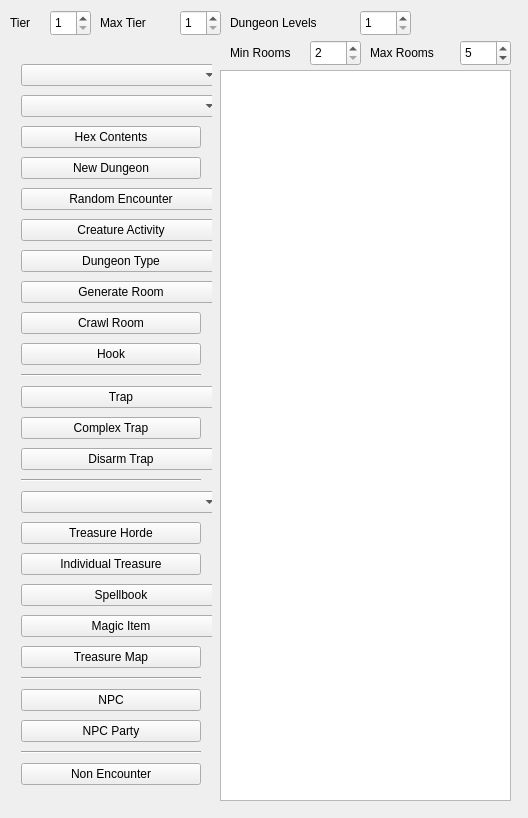
Qt form mainwindow.ui (erickveil/UndermountainRooms) before a commit.
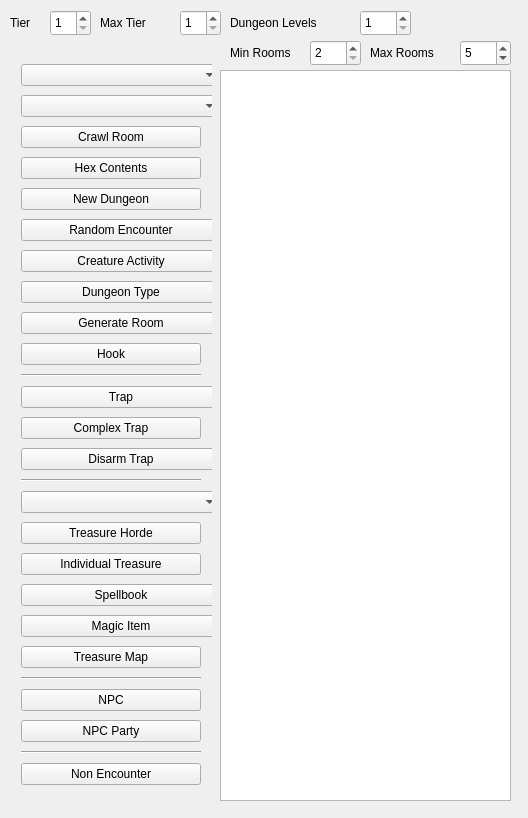
The same form after that commit. Icons and pictures are not drawn.

The edit to the form file:
```diff
--- a/mainwindow.ui
+++ b/mainwindow.ui
@@ -61,6 +61,13 @@
        </property>
       </widget>
      </item>
+     <item>
+      <widget class="QPushButton" name="pbCrawlRoom">
+       <property name="text">
+        <string>Crawl Room</string>
+       </property>
+      </widget>
+     </item>
      <item>
       <widget class="QPushButton" name="keyHex">
        <property name="text">
@@ -133,13 +140,6 @@
        </property>
       </widget>
      </item>
-     <item>
-      <widget class="QPushButton" name="pbCrawlRoom">
-       <property name="text">
-        <string>Crawl Room</string>
-       </property>
-      </widget>
-     </item>
      <item>
       <widget class="QPushButton" name="pushButton">
        <property name="text">
```
